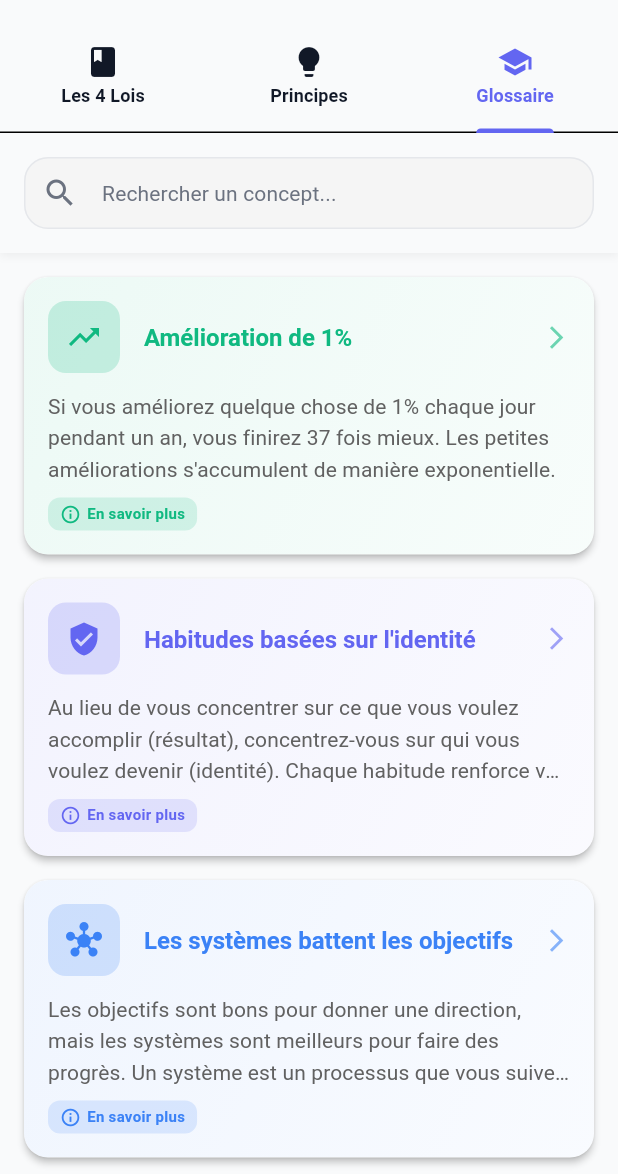
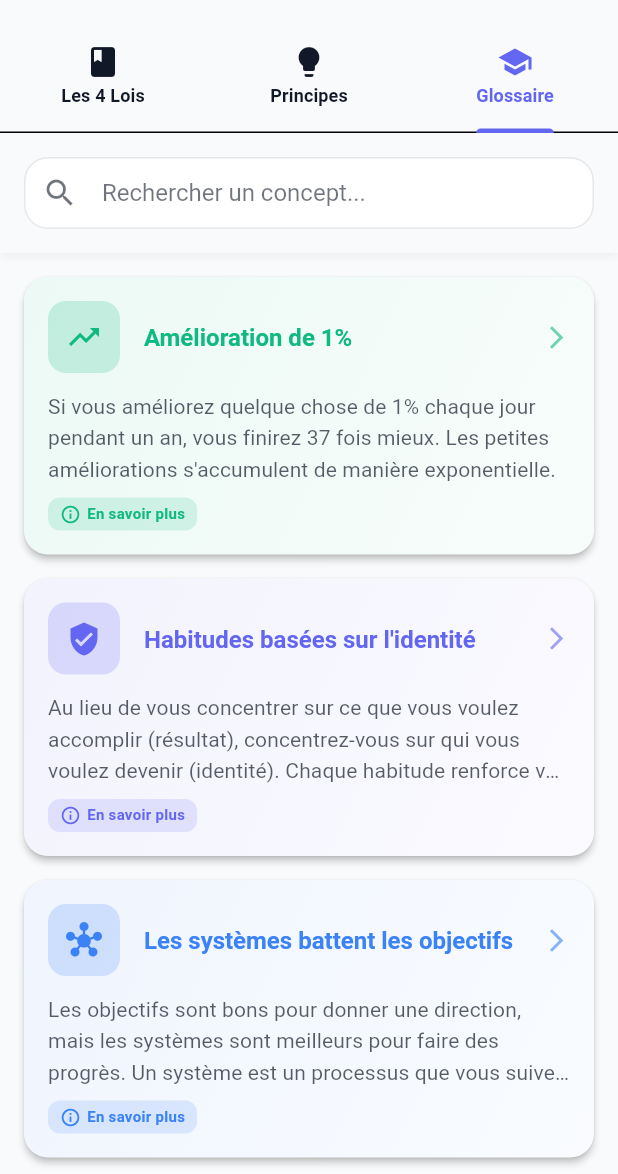
Before and after one commit to Rahim10020/atomic_habits_mobile, a Flutter app: the GuideScreen screen opened by its route, tab 3 chosen, on a phone screen of 412 x 824 dp, the part 62-1236 px from its top. Run offline on Flutter 3.47's test engine with Material 3 defaults, Android fonts, the light colour scheme and no system bars; our stand-ins replace drift, fl_chart, flutter_local_notifications, flutter_riverpod, flutter_timezone, go_router and 5 more; accounts and stored records are empty; generated files the repository leaves out were written again.

Commit message:
correction des couleurs pour la barre de recherche

```diff
--- a/lib/presentation/screens/guide/guide_screen.dart
+++ b/lib/presentation/screens/guide/guide_screen.dart
@@ -243,7 +243,9 @@ class _GuideScreenState extends State<GuideScreen>
             color: Theme.of(context).scaffoldBackgroundColor,
             boxShadow: [
               BoxShadow(
-                color: Colors.black.withValues(alpha: 0.05),
+                color: Theme.of(context).brightness == Brightness.dark
+                    ? Colors.black.withValues(alpha: 0.3)
+                    : Colors.black.withValues(alpha: 0.05),
                 blurRadius: 4,
                 offset: const Offset(0, 2),
               ),
@@ -251,17 +253,27 @@ class _GuideScreenState extends State<GuideScreen>
           ),
           child: TextField(
             controller: _glossarySearchController,
+            style: TextStyle(color: Theme.of(context).colorScheme.onSurface),
             decoration: InputDecoration(
               hintText: 'Rechercher un concept...',
+              hintStyle: TextStyle(
+                color: Theme.of(
+                  context,
+                ).colorScheme.onSurface.withValues(alpha: 0.6),
+              ),
               prefixIcon: Icon(
                 Icons.search,
-                color: AppColors.textSecondaryLight,
+                color: Theme.of(
+                  context,
+                ).colorScheme.onSurface.withValues(alpha: 0.6),
               ),
               suffixIcon: _glossarySearchQuery.isNotEmpty
                   ? IconButton(
                       icon: Icon(
                         Icons.clear,
-                        color: AppColors.textSecondaryLight,
+                        color: Theme.of(
+                          context,
+                        ).colorScheme.onSurface.withValues(alpha: 0.6),
                       ),
                       onPressed: () {
                         setState(() {
@@ -272,7 +284,9 @@ class _GuideScreenState extends State<GuideScreen>
                     )
                   : null,
               filled: true,
-              fillColor: Colors.grey[100],
+              fillColor:
+                  Theme.of(context).inputDecorationTheme.fillColor ??
+                  Theme.of(context).colorScheme.surface,
               border: OutlineInputBorder(
                 borderRadius: BorderRadius.circular(12),
                 borderSide: BorderSide.none,
@@ -296,19 +310,29 @@ class _GuideScreenState extends State<GuideScreen>
                   child: Column(
                     mainAxisAlignment: MainAxisAlignment.center,
                     children: [
-                      Icon(Icons.search_off, size: 64, color: Colors.grey[400]),
+                      Icon(
+                        Icons.search_off,
+                        size: 64,
+                        color: Theme.of(
+                          context,
+                        ).colorScheme.onSurface.withValues(alpha: 0.4),
+                      ),
                       const SizedBox(height: 16),
                       Text(
                         'Aucun concept trouvé',
                         style: AppTextStyles.titleMedium.copyWith(
-                          color: Colors.grey[600],
+                          color: Theme.of(
+                            context,
+                          ).colorScheme.onSurface.withValues(alpha: 0.6),
                         ),
                       ),
                       const SizedBox(height: 8),
                       Text(
                         'Essayez avec d\'autres mots-clés',
                         style: AppTextStyles.bodySmall.copyWith(
-                          color: Colors.grey[500],
+                          color: Theme.of(
+                            context,
+                          ).colorScheme.onSurface.withValues(alpha: 0.5),
                         ),
                       ),
                     ],
--- a/lib/presentation/screens/guide/widgets/glossary_card.dart
+++ b/lib/presentation/screens/guide/widgets/glossary_card.dart
@@ -23,9 +23,7 @@ class GlossaryCard extends StatelessWidget {
     return Card(
       margin: const EdgeInsets.only(bottom: AppConstants.paddingMedium),
       elevation: 2,
-      shape: RoundedRectangleBorder(
-        borderRadius: BorderRadius.circular(16),
-      ),
+      shape: RoundedRectangleBorder(borderRadius: BorderRadius.circular(16)),
       child: InkWell(
         onTap: onTap,
         borderRadius: BorderRadius.circular(16),
@@ -34,8 +32,16 @@ class GlossaryCard extends StatelessWidget {
             borderRadius: BorderRadius.circular(16),
             gradient: LinearGradient(
               colors: [
-                color.withValues(alpha: 0.08),
-                color.withValues(alpha: 0.03),
+                color.withValues(
+                  alpha: Theme.of(context).brightness == Brightness.dark
+                      ? 0.15
+                      : 0.08,
+                ),
+                color.withValues(
+                  alpha: Theme.of(context).brightness == Brightness.dark
+                      ? 0.08
+                      : 0.03,
+                ),
               ],
               begin: Alignment.topLeft,
               end: Alignment.bottomRight,
@@ -54,11 +60,7 @@ class GlossaryCard extends StatelessWidget {
                         color: color.withValues(alpha: 0.2),
                         borderRadius: BorderRadius.circular(12),
                       ),
-                      child: Icon(
-                        icon,
-                        color: color,
-                        size: 24,
-                      ),
+                      child: Icon(icon, color: color, size: 24),
                     ),
                     const SizedBox(width: 16),
                     Expanded(
@@ -81,7 +83,9 @@ class GlossaryCard extends StatelessWidget {
                 Text(
                   description,
                   style: AppTextStyles.bodyMedium.copyWith(
-                    color: Colors.grey[700],
+                    color: Theme.of(
+                      context,
+                    ).colorScheme.onSurface.withValues(alpha: 0.7),
                     height: 1.5,
                   ),
                   maxLines: 3,
@@ -102,11 +106,7 @@ class GlossaryCard extends StatelessWidget {
                       child: Row(
                         mainAxisSize: MainAxisSize.min,
                         children: [
-                          Icon(
-                            Icons.info_outline,
-                            size: 14,
-                            color: color,
-                          ),
+                          Icon(Icons.info_outline, size: 14, color: color),
                           const SizedBox(width: 4),
                           Text(
                             'En savoir plus',
```
